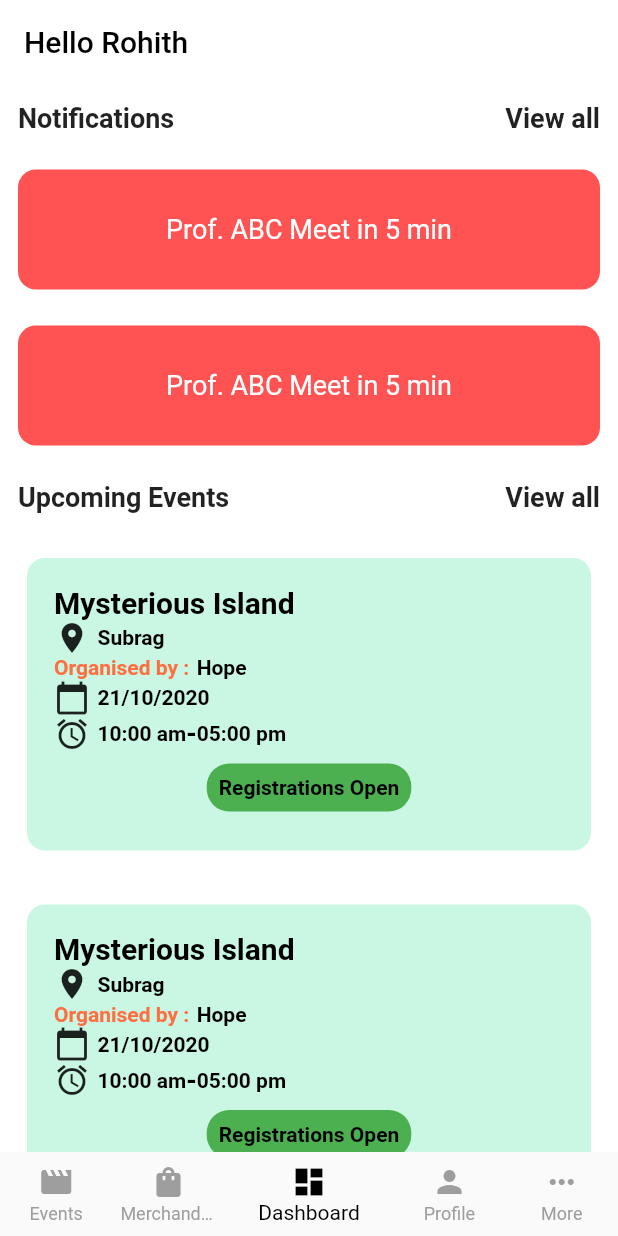
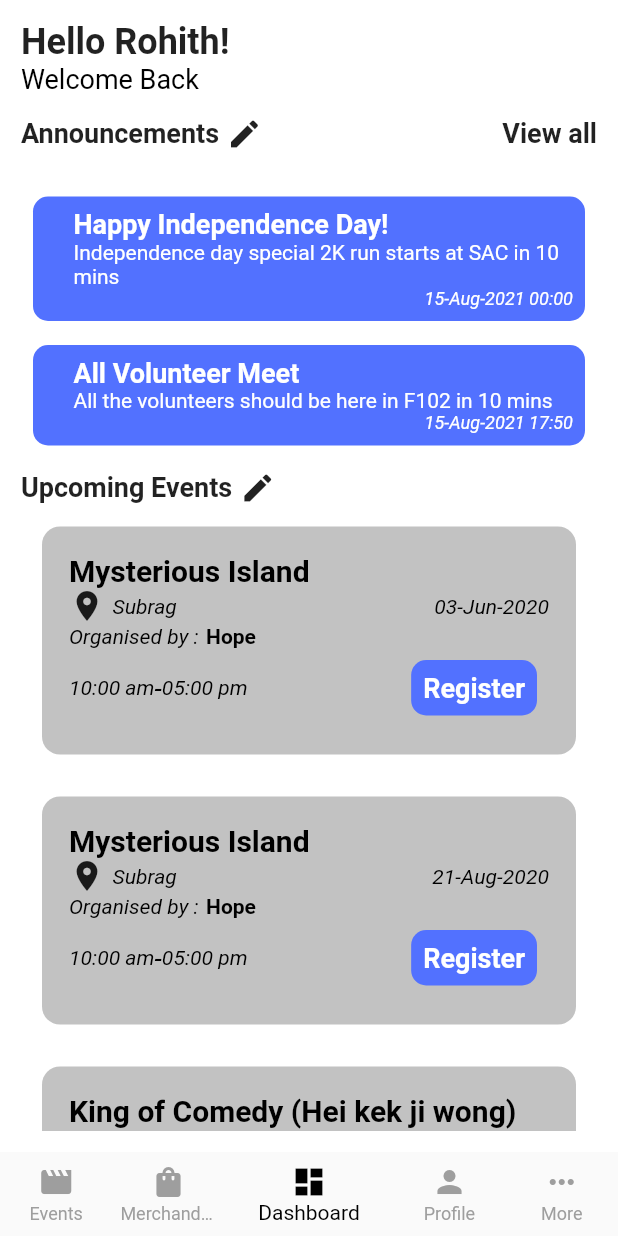
Before and after one commit to NSS-BPHC/nssapp, a Flutter app: the screen it shows after launch, item 3 of the bottom bar chosen, on a phone screen of 412 x 824 dp. Run offline on Flutter 3.47's test engine with Material 2 defaults, Android fonts, the phone set to English and light mode, and no system bars.

Commit message:
DashBoard UI Updated

```diff
--- /dev/null
+++ b/lib/models/announcementModel.dart
@@ -0,0 +1,9 @@
+// ignore: camel_case_types
+class AnnouncementModel {
+  final String title;
+  final String description;
+  final String time;
+
+  AnnouncementModel(
+      {required this.time, required this.title, required this.description});
+}
--- a/lib/views/screens/volunteerDashBoard.dart
+++ b/lib/views/screens/volunteerDashBoard.dart
@@ -1,5 +1,6 @@
 import 'package:flutter/material.dart';
 import 'package:nssapp/views/screens/volunteerProfile.dart';
+import 'package:nssapp/views/widgets/announcementCard.dart';
 import 'package:nssapp/views/widgets/dashboardEventCard.dart';
 
 class VolunteerDashBoardScreen extends StatefulWidget {
@@ -15,80 +16,72 @@ class _VolunteerDashBoardScreenState extends State<VolunteerDashBoardScreen> {
   Widget build(BuildContext context) {
     return Scaffold(
       backgroundColor: Colors.white,
-      appBar: AppBar(
-        backgroundColor: Colors.white,
-        elevation: 0.0,
-        title: Text(
-          'Hello Rohith',
-          style: TextStyle(color: Colors.black),
+      body: SafeArea(
+        child: Padding(
+          padding: const EdgeInsets.all(14.0),
+          child: Column(
+            crossAxisAlignment: CrossAxisAlignment.start,
+            children: [
+              Text(
+                'Hello Rohith!',
+                style: TextStyle(
+                  fontWeight: FontWeight.bold,
+                  fontSize: 24.0,
                 ),
-        centerTitle: false,
               ),
-      body: Container(
-        child: Column(
-          children: [
+              Text(
+                'Welcome Back',
+                style: TextStyle(color: Colors.black, fontSize: 18.0),
+              ),
               Padding(
-              padding: const EdgeInsets.all(12.0),
+                padding: const EdgeInsets.only(top: 14.0, bottom: 14.0),
                 child: Row(
                   mainAxisAlignment: MainAxisAlignment.spaceBetween,
                   children: [
+                    Row(
+                      mainAxisAlignment: MainAxisAlignment.spaceBetween,
+                      children: [
                         Text(
-                    'Notifications',
+                          'Announcements',
                           style: TextStyle(
                             fontWeight: FontWeight.bold,
                             fontSize: 18.0,
                           ),
                         ),
-                  Text(
+                        SizedBox(
+                          width: 5,
+                        ),
+                        Icon(Icons.edit),
+                      ],
+                    ),
+                    announcement.length > 2
+                        ? Text(
                             'View all',
                             style: TextStyle(
                               fontWeight: FontWeight.bold,
                               fontSize: 18.0,
                             ),
-                  ),
+                          )
+                        : Container(),
                   ],
                 ),
               ),
               Padding(
-              padding: const EdgeInsets.all(12.0),
-              child: Container(
-                height: 80,
-                decoration: BoxDecoration(
-                    color: Colors.redAccent,
-                    borderRadius: BorderRadius.all(Radius.circular(12.0))),
-                child: Center(
-                  child: Text(
-                    'Prof. ABC Meet in 5 min',
-                    style: TextStyle(
-                      color: Colors.white,
-                      fontSize: 18.0,
+                padding: const EdgeInsets.all(8.0),
+                child: ListView.builder(
+                  shrinkWrap: true,
+                  itemCount: announcement.length > 2 ? 2 : announcement.length,
+                  itemBuilder: (context, index) {
+                    return AnnouncementCard(
+                      announcementModel: announcement[index],
+                    );
+                  },
                 ),
               ),
-                ),
-              ),
-            ),
-            Padding(
-              padding: const EdgeInsets.all(12.0),
-              child: Container(
-                height: 80,
-                decoration: BoxDecoration(
-                    color: Colors.redAccent,
-                    borderRadius: BorderRadius.all(Radius.circular(12.0))),
-                child: Center(
-                  child: Text(
-                    'Prof. ABC Meet in 5 min',
-                    style: TextStyle(
-                      color: Colors.white,
-                      fontSize: 18.0,
-                    ),
-                  ),
-                ),
-              ),
-            ),
-            Padding(
-              padding: const EdgeInsets.all(12.0),
-              child: Row(
+              Row(
                 mainAxisAlignment: MainAxisAlignment.spaceBetween,
+                children: [
+                  Row(
                     children: [
                       Text(
                         'Upcoming Events',
@@ -97,15 +90,13 @@ class _VolunteerDashBoardScreenState extends State<VolunteerDashBoardScreen> {
                           fontSize: 18.0,
                         ),
                       ),
-                  Text(
-                    'View all',
-                    style: TextStyle(
-                      fontWeight: FontWeight.bold,
-                      fontSize: 18.0,
+                      SizedBox(
+                        width: 5,
                       ),
+                      Icon(Icons.edit),
+                    ],
                   ),
                 ],
-              ),
               ),
               Expanded(
                 child: ListView.builder(
@@ -121,6 +112,7 @@ class _VolunteerDashBoardScreenState extends State<VolunteerDashBoardScreen> {
             ],
           ),
         ),
+      ),
     );
   }
 }
--- a/lib/views/screens/volunteerProfile.dart
+++ b/lib/views/screens/volunteerProfile.dart
@@ -1,4 +1,5 @@
 import 'package:flutter/material.dart';
+import 'package:nssapp/models/announcementModel.dart';
 import 'package:nssapp/models/eventModel.dart';
 import 'package:nssapp/models/volunteerModel.dart';
 import 'package:nssapp/views/widgets/eventCard.dart';
@@ -14,7 +15,7 @@ final List<EventModel> items = [
   EventModel(
       id: "60c339d6ee14fd461c0a30e1",
       title: "Mysterious Island",
-      date: "21/10/2020",
+      date: "03-Jun-2020",
       startTime: "1:20:47",
       endTime: "3:26:43",
       withDrawTime: "12:49:08",
@@ -28,7 +29,7 @@ final List<EventModel> items = [
   EventModel(
       id: "60c339d6ee14fd461c0a30e1",
       title: "Mysterious Island",
-      date: "21/10/2020",
+      date: "21-Aug-2020",
       startTime: "1:20:47",
       endTime: "3:26:43",
       withDrawTime: "12:49:08",
@@ -42,7 +43,7 @@ final List<EventModel> items = [
   EventModel(
       id: "60c339cdee14fd461c0a30e0",
       title: "King of Comedy (Hei kek ji wong)",
-      date: "13/01/2021",
+      date: "01-Sept-2021",
       startTime: "21:03:50",
       endTime: "11:37:15",
       withDrawTime: "2:05:44",
@@ -125,6 +126,21 @@ final List<VolunteerModel> panel = [
     role: "President",
     id: '2019A7PS0049H',
   ),
+];
+
+final List<AnnouncementModel> announcement = [
+  AnnouncementModel(
+      title: "Happy Independence Day!",
+      description: "Independence day special 2K run starts at SAC in 10 mins",
+      time: "15-Aug-2021 00:00"),
+  AnnouncementModel(
+      title: "All Volunteer Meet",
+      description: "All the volunteers should be here in F102 in 10 mins",
+      time: "15-Aug-2021 17:50"),
+  AnnouncementModel(
+      title: "All Volunteer Meet",
+      description: "All the volunteers should be here in F102 in 10 mins",
+      time: "15-Aug-2021 17:50"),
 ];
 
 class _VolunteerProfileScreenState extends State<VolunteerProfileScreen> {
--- /dev/null
+++ b/lib/views/widgets/announcementCard.dart
@@ -0,0 +1,82 @@
+import 'package:flutter/material.dart';
+import 'package:nssapp/models/announcementModel.dart';
+
+class AnnouncementCard extends StatefulWidget {
+  final AnnouncementModel announcementModel;
+
+  const AnnouncementCard({Key? key, required this.announcementModel})
+      : super(key: key);
+
+  @override
+  _AnnouncementCardState createState() => _AnnouncementCardState();
+}
+
+class _AnnouncementCardState extends State<AnnouncementCard> {
+  @override
+  Widget build(BuildContext context) {
+    return Padding(
+      padding: const EdgeInsets.symmetric(vertical: 8.0),
+      child: Container(
+        width: 80.0,
+        decoration: BoxDecoration(
+          color: Color(0xff5271ff),
+          borderRadius: BorderRadius.all(Radius.circular(10)),
+        ),
+        child: Padding(
+          padding: const EdgeInsets.all(8.0),
+          child: Row(
+            children: [
+              Padding(
+                padding: const EdgeInsets.all(8.0),
+                child: Container(
+                  width: 3,
+                  decoration: BoxDecoration(
+                      color: Colors.white,
+                      borderRadius: BorderRadius.all(Radius.circular(10))),
+                ),
+              ),
+              Expanded(
+                child: Column(
+                  crossAxisAlignment: CrossAxisAlignment.start,
+                  mainAxisAlignment: MainAxisAlignment.spaceEvenly,
+                  children: [
+                    Text(
+                      widget.announcementModel.title,
+                      overflow: TextOverflow.ellipsis,
+                      style: TextStyle(
+                        fontWeight: FontWeight.bold,
+                        fontSize: 18,
+                        color: Colors.white,
+                      ),
+                    ),
+                    Text(
+                      widget.announcementModel.description,
+                      overflow: TextOverflow.fade,
+                      style: TextStyle(
+                        fontSize: 14,
+                        color: Colors.white,
+                      ),
+                    ),
+                    Row(
+                      mainAxisAlignment: MainAxisAlignment.end,
+                      children: [
+                        Text(
+                          widget.announcementModel.time,
+                          style: TextStyle(
+                            color: Colors.white,
+                            fontStyle: FontStyle.italic,
+                            fontSize: 12.0,
+                          ),
+                        )
+                      ],
+                    ),
+                  ],
+                ),
+              ),
+            ],
+          ),
+        ),
+      ),
+    );
+  }
+}
--- a/lib/views/widgets/dashboardEventCard.dart
+++ b/lib/views/widgets/dashboardEventCard.dart
@@ -16,7 +16,7 @@ class _DashBoardEventCardState extends State<DashBoardEventCard> {
   @override
   Widget build(BuildContext context) {
     return Padding(
-      padding: const EdgeInsets.all(18.0),
+      padding: const EdgeInsets.all(14.0),
       child: InkWell(
         onTap: () {
           Navigator.push(
@@ -27,7 +27,7 @@ class _DashBoardEventCardState extends State<DashBoardEventCard> {
         },
         child: Container(
           decoration: BoxDecoration(
-            color: Color(0xffcaf7e3),
+            color: Color(0xffc2c2c2),
             borderRadius: BorderRadius.all(Radius.circular(12)),
           ),
           child: Padding(
@@ -49,16 +49,28 @@ class _DashBoardEventCardState extends State<DashBoardEventCard> {
                   crossAxisAlignment: CrossAxisAlignment.start,
                   children: [
                     Row(
+                      mainAxisAlignment: MainAxisAlignment.spaceBetween,
+                      children: [
+                        Row(
                           children: [
                             Icon(Icons.place),
                             SizedBox(width: 5.0),
                             Text(
                               widget.eventModel.location,
                               style: TextStyle(
-                            fontWeight: FontWeight.bold,
+                                fontStyle: FontStyle.italic,
                                 fontSize: 14,
                                 color: Colors.black,
                               ),
+                            ),
+                          ],
+                        ),
+                        Text(
+                          widget.eventModel.date.toString(),
+                          style: TextStyle(
+                              fontStyle: FontStyle.italic,
+                              fontSize: 14,
+                              color: Colors.black),
                         ),
                       ],
                     ),
@@ -69,9 +81,9 @@ class _DashBoardEventCardState extends State<DashBoardEventCard> {
                         Text(
                           "Organised by :",
                           style: TextStyle(
-                            fontWeight: FontWeight.bold,
                             fontSize: 14,
-                            color: Colors.deepOrangeAccent,
+                            fontStyle: FontStyle.italic,
+                            color: Colors.black,
                           ),
                         ),
                         SizedBox(width: 5.0),
@@ -87,75 +99,57 @@ class _DashBoardEventCardState extends State<DashBoardEventCard> {
                     ),
                   ],
                 ),
-                Column(
+                Row(
                   mainAxisAlignment: MainAxisAlignment.spaceBetween,
-                  crossAxisAlignment: CrossAxisAlignment.start,
                   children: [
                     Row(
                       children: [
-                        Icon(Icons.calendar_today),
-                        SizedBox(width: 5.0),
-                        Text(
-                          widget.eventModel.date.toString(),
-                          style: TextStyle(
-                              fontWeight: FontWeight.bold,
-                              fontSize: 14,
-                              color: Colors.black),
-                        ),
-                      ],
-                    ),
-                    Row(
-                      children: [
-                        Icon(Icons.alarm),
-                        SizedBox(width: 5.0),
                         Text(
                           "10:00 am",
                           style: TextStyle(
-                              fontWeight: FontWeight.bold,
+                              fontWeight: FontWeight.normal,
+                              fontStyle: FontStyle.italic,
                               fontSize: 14,
                               color: Colors.black),
                         ),
                         Text(
                           "-",
                           style: TextStyle(
-                              fontWeight: FontWeight.bold,
+                              fontWeight: FontWeight.normal,
+                              fontStyle: FontStyle.italic,
                               fontSize: 18,
                               color: Colors.black),
                         ),
                         Text(
                           "05:00 pm",
                           style: TextStyle(
-                              fontWeight: FontWeight.bold,
+                              fontWeight: FontWeight.normal,
+                              fontStyle: FontStyle.italic,
                               fontSize: 14,
                               color: Colors.black),
                         ),
                       ],
                     ),
-                  ],
-                ),
                     Padding(
                       padding: const EdgeInsets.all(8.0),
-                  child: Row(
-                    mainAxisAlignment: MainAxisAlignment.center,
-                    children: [
-                      Container(
+                      child: Container(
                         decoration: BoxDecoration(
-                            color: Colors.green,
+                            color: Color(0xff5271ff),
                             borderRadius:
-                                BorderRadius.all(Radius.circular(15))),
+                                BorderRadius.all(Radius.circular(10))),
                         child: Padding(
                           padding: const EdgeInsets.all(8.0),
                           child: Text(
-                            "Registrations Open",
+                            "Register",
                             style: TextStyle(
                                 fontWeight: FontWeight.bold,
-                                fontSize: 14,
-                                color: Colors.black),
+                                fontSize: 18,
+                                color: Colors.white),
+                          ),
                         ),
                       ),
                     ),
                   ],
-                  ),
                 ),
               ],
             ),
--- a/lib/views/widgets/eventCard.dart
+++ b/lib/views/widgets/eventCard.dart
@@ -51,7 +51,7 @@ class _EventCardState extends State<EventCard> {
         width: 80.0,
         height: 80.0,
         decoration: BoxDecoration(
-          color: Color(0xff00bcd4),
+          color: Color(0xff5271ff),
           borderRadius: BorderRadius.all(Radius.circular(10)),
         ),
         child: Padding(
```
Lines whose indentation alone changed are shown as unchanged.
